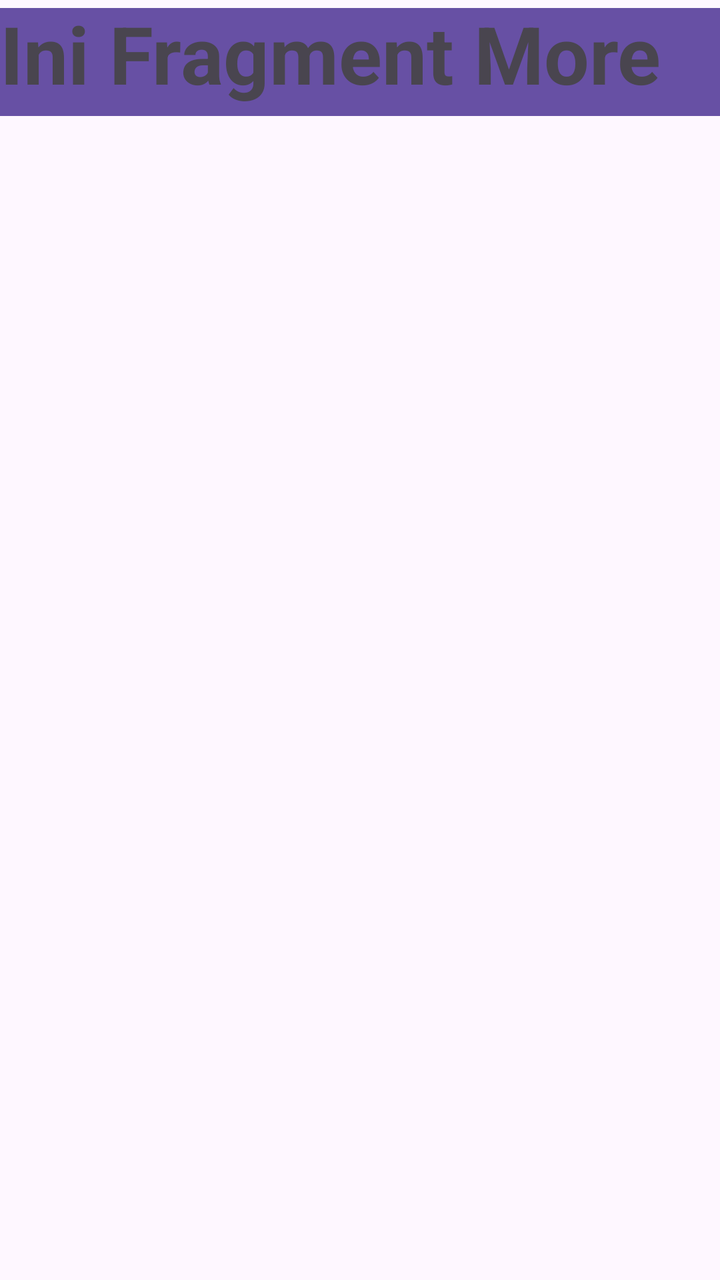
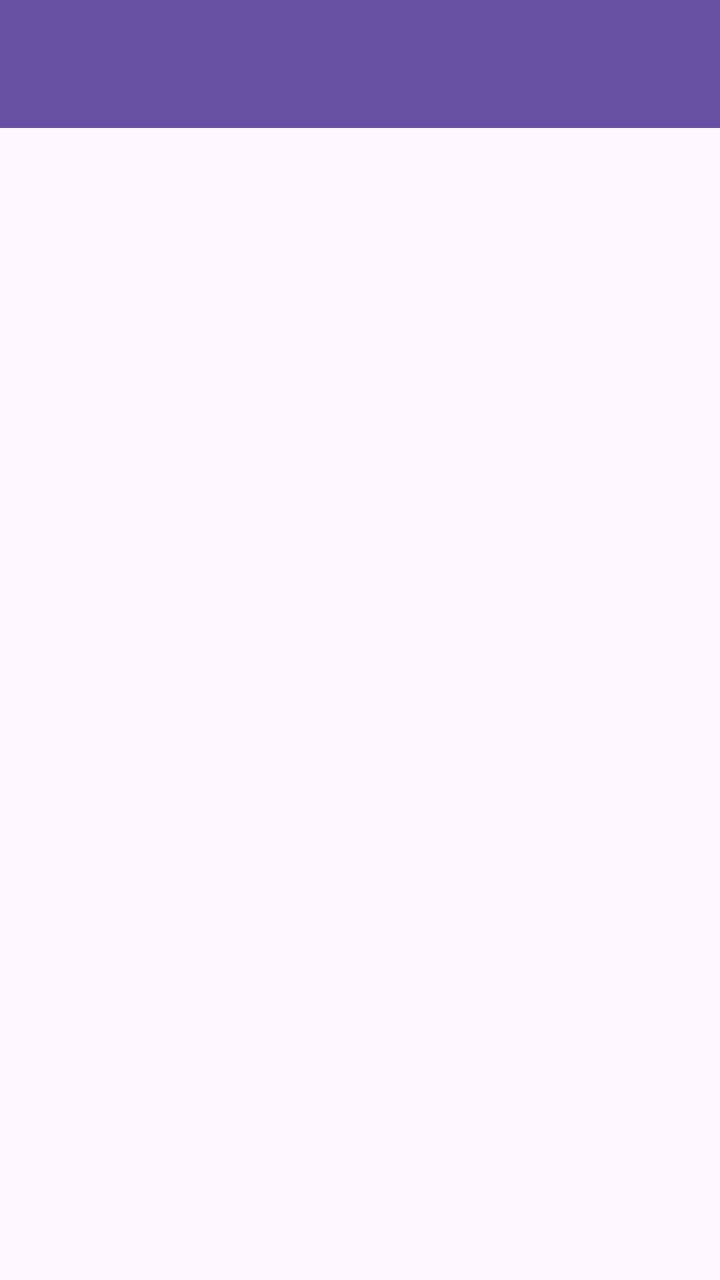

Two renders of the same Android screen: before a commit and after it. Below are the layout's source before the change and the commit's diff.
<!-- AndroidManifest.xml: application theme Theme.NaylaApps -->
<!-- res/layout/fragment_more.xml -->
<?xml version="1.0" encoding="utf-8"?>
<FrameLayout xmlns:android="http://schemas.android.com/apk/res/android"
    xmlns:tools="http://schemas.android.com/tools"
    android:layout_width="match_parent"
    android:layout_height="match_parent"
    xmlns:app="http://schemas.android.com/apk/res-auto"
    tools:context=".More.MoreFragment">

    <androidx.appcompat.widget.Toolbar
        android:id="@+id/toolbar"
        android:layout_width="410dp"
        android:layout_height="54dp"
        android:layout_marginTop="4dp"
        android:background="?attr/colorPrimary"
        app:layout_constraintEnd_toEndOf="parent"
        app:layout_constraintHorizontal_bias="1.0"
        app:layout_constraintStart_toStartOf="parent"
        app:layout_constraintTop_toTopOf="parent"
        app:layout_scrollFlags="scroll|enterAlways"
        app:titleTextColor="@android:color/white" />

    <TextView
        android:layout_width="match_parent"
        android:layout_height="match_parent"
        android:textSize="40dp"
        android:textStyle="bold"
        android:text="Ini Fragment More" />

</FrameLayout>
<!-- resources referenced by this layout -->
<resources>
  <style name="Theme.NaylaApps" parent="Base.Theme.NaylaApps" />
  <style name="Base.Theme.NaylaApps" parent="Theme.Material3.DayNight.NoActionBar">
          
          
      </style>
</resources>

<!-- the commit's change to res/layout/fragment_more.xml (unified diff, before → after) -->
@@ -1,29 +1,35 @@
 <?xml version="1.0" encoding="utf-8"?>
-<FrameLayout xmlns:android="http://schemas.android.com/apk/res/android"
+<androidx.coordinatorlayout.widget.CoordinatorLayout
+    xmlns:android="http://schemas.android.com/apk/res/android"
     xmlns:tools="http://schemas.android.com/tools"
     android:layout_width="match_parent"
     android:layout_height="match_parent"
     xmlns:app="http://schemas.android.com/apk/res-auto"
     tools:context=".More.MoreFragment">
 
-    <androidx.appcompat.widget.Toolbar
-        android:id="@+id/toolbar"
-        android:layout_width="410dp"
-        android:layout_height="54dp"
-        android:layout_marginTop="4dp"
-        android:background="?attr/colorPrimary"
-        app:layout_constraintEnd_toEndOf="parent"
-        app:layout_constraintHorizontal_bias="1.0"
-        app:layout_constraintStart_toStartOf="parent"
-        app:layout_constraintTop_toTopOf="parent"
-        app:layout_scrollFlags="scroll|enterAlways"
-        app:titleTextColor="@android:color/white" />
+    <com.google.android.material.appbar.AppBarLayout
+        android:id="@+id/appBarLayout"
+        android:layout_width="match_parent"
+        android:layout_height="wrap_content"
+        android:theme="@style/ThemeOverlay.AppCompat.Dark.ActionBar">
 
-    <TextView
+        <androidx.appcompat.widget.Toolbar
+            android:id="@+id/toolbar"
+            android:layout_width="match_parent"
+            android:layout_height="?attr/actionBarSize"
+            android:background="?attr/colorPrimary"
+            app:layout_scrollFlags="scroll|enterAlways"
+            app:titleTextColor="@android:color/white" />
+
+    </com.google.android.material.appbar.AppBarLayout>
+
+
+    <ListView
+        android:id="@+id/listViewItems"
         android:layout_width="match_parent"
         android:layout_height="match_parent"
-        android:textSize="40dp"
-        android:textStyle="bold"
-        android:text="Ini Fragment More" />
+        app:layout_behavior="@string/appbar_scrolling_view_behavior"
+        app:layout_constraintTop_toTopOf="parent"
+        tools:layout_editor_absoluteX="0dp" />
 
-</FrameLayout>
+</androidx.coordinatorlayout.widget.CoordinatorLayout>
